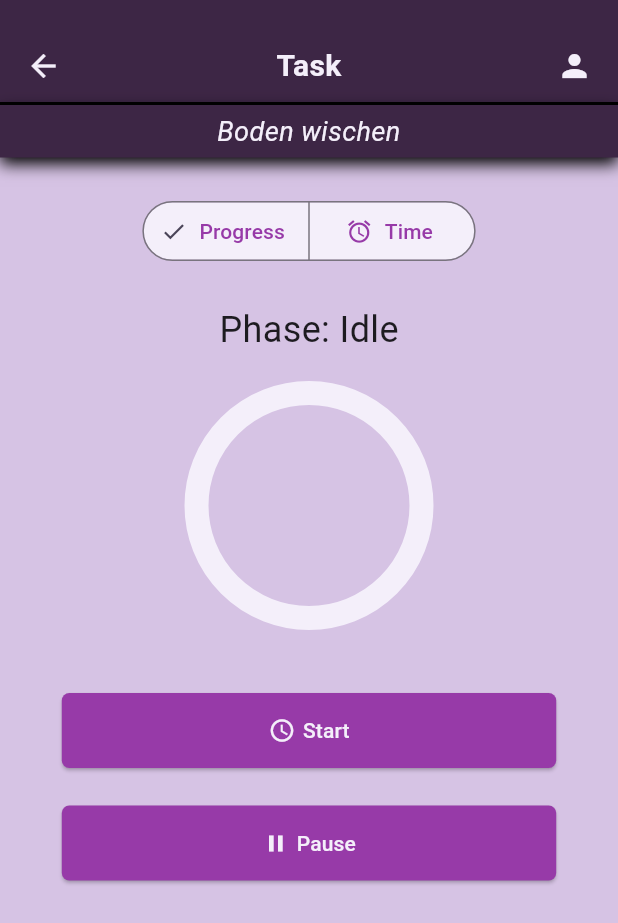
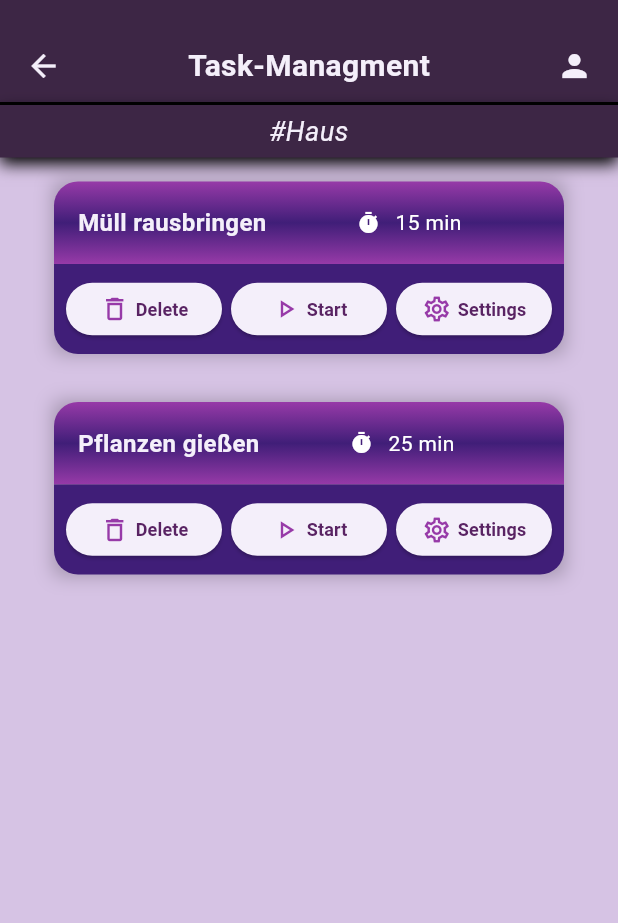
Before and after one commit to JohnnyAppAkademie/ToDoPomodoro, a Flutter app: the screen it shows after launch, on a phone screen of 412 x 824 dp. Shown: the top 923 px of the screen. Run offline on Flutter 3.47's test engine with Material 3 defaults, Android fonts, the phone set to English and light mode, and no system bars.

Commit message:
* TaskCard - Widget wurde hinzugefügt. * Pomodoro - Kommentare wurden angepasst * GenericWidgets wurde zu eine Klasse anstelle zu einem festen Widget um mehrere Widgets aufzubewahren * Task-Page Beispiel hinzugefügt

```diff
--- /dev/null
+++ b/lib/logic/tag.dart
@@ -0,0 +1,62 @@
+import 'package:todopomodoro/logic/task.dart';
+
+/// Klasse:
+/// <br>__TagTask__
+/// <br> Eine Klasse für den Aufbau eines Tag's
+/// <br> (__Tag => Gruppierung von Tasks__)
+class TagTask {
+  // Attribute  //
+
+  /*  Tag-Name  */
+  String name = "";
+
+  /*  Task-Liste  */
+  List<Task> taskList = [];
+
+  ///  Konstruktor:
+  /// <br>__PomodoroTimer__
+  /// <br> Der Konstruktor bearbeitet eine Tag vor <br>
+  /// <br>__Benötigt:__
+  /// * Name des Tags (__[String : name]__)
+  /// * Liste aller Tasks (__[List<Task> : taskList]__)
+  TagTask(String tag, List<Task> tList) {
+    name = "#$tag";
+    taskList = tList;
+  }
+
+  /*  Set */
+  set setName(String newName) => name = "#$newName";
+  set setTaskList(List<Task> newTaskList) => taskList = newTaskList;
+  /*  Get  */
+  get getName => name;
+  get getTaskList => taskList;
+
+  // Methoden //
+
+  ///  Funktion:
+  /// <br>__addTask__
+  /// <br>Fügt eine Task zur Liste hinzu.
+  /// <br>__Requires:__
+  /// * Benötigt die Task, die angehängt werden soll __[Task : task]__
+  void addTask(Task task) {
+    taskList.add(task);
+  }
+
+  ///  Funktion:
+  /// <br>__getTask__
+  /// <br>Hole eine Task aus der Liste raus.
+  /// <br>__Requires:__
+  /// * Die Taskposition in der Liste (__[int : position]__)
+  Task getTask(int position) {
+    return taskList[position];
+  }
+
+  ///  Funktion:
+  /// <br>__deleteTask__
+  /// <br>Löscht eine Task bei einer spezifischen Position
+  /// <br>__Requires:__
+  /// * Die Taskposition in der Liste (__[int : position]__)
+  void deleteTask(int position) {
+    taskList.removeAt(position);
+  }
+}
--- /dev/null
+++ b/lib/logic/task.dart
@@ -0,0 +1,27 @@
+/// Klasse:
+/// <br>__Task__
+/// <br> Eine Klasse für die Aufbau einer Task
+/// (__Task => Ein ToDo-Aufgabe__)
+class Task {
+  //  Attributes  //
+
+  /*  Task-Name */
+  String name;
+
+  // Task-Dauer //
+  Duration duration;
+
+  ///  Konstruktor:
+  /// <br>__Task__
+  /// <br>Requires:
+  /// * Der Name des Tasks (__[String : name]__)
+  /// * Die Dauer des Tasks (__[Duration : duration]__)
+  Task({required this.name, required this.duration});
+
+  /*  Set */
+  set setName(String newName) => name = newName;
+  set setDuration(Duration newDuration) => duration = newDuration;
+  /*  Get  */
+  get getName => name;
+  get getDuration => duration;
+}
--- a/lib/main.dart
+++ b/lib/main.dart
@@ -2,9 +2,16 @@
 import 'package:flutter/material.dart';
 /*  General - Design  */
 import 'package:todopomodoro/style.dart';
-/*  Pomodoro - Logik and Design */
+/*  Pomodoro - Logik und Design */
+/*
 import 'package:todopomodoro/Widgets/pomodoro_timer.dart';
 import 'package:todopomodoro/logic/pomodoro_timer.dart';
+*/
+/*  Task  - Logik und Design */
+
+import 'package:todopomodoro/Widgets/task_card.dart';
+
+import 'package:todopomodoro/logic/task.dart';
 /* Generic Widgets - Import */
 import 'package:todopomodoro/widgets/generic_widgets.dart';
 
@@ -17,6 +24,19 @@ class MainApp extends StatelessWidget {
 
   @override
   Widget build(BuildContext context) {
+    /* Tag / Task Vorbereitung */
+
+    Task task1 = Task(
+      name: "Müll rausbringen",
+      duration: Duration(minutes: 15),
+    );
+
+    Task task2 = Task(name: "Pflanzen gießen", duration: Duration(minutes: 25));
+
+    TagTask tag = TagTask("Haus", [task1]);
+    tag.addTask(task2);
+    /* Vorbereitung (Ende) */
+
     return MaterialApp(
       debugShowCheckedModeBanner: false,
       home: Scaffold(
@@ -24,12 +44,9 @@ class MainApp extends StatelessWidget {
         body: Center(
           child: Column(
             children: [
-              GenericWidgets.appHeader(context, "Task", "Boden wischen"),
-              SizedBox(height: 25),
-              PomodoroWidget(
-                taskDuration: Duration(minutes: 45),
-                mode: TimeUnitMode.minutes,
-              ),
+              GenericWidgets.appHeader(context, "Task-Managment", "#Haus"),
+              TaskCard(t: task1),
+              TaskCard(t: task2),
             ],
           ),
         ),
--- a/lib/style.dart
+++ b/lib/style.dart
@@ -8,9 +8,11 @@ class AppColours {
   static const Color label = Color.fromRGBO(61, 38, 69, 1);
   static const Color primary = Color.fromRGBO(97, 19, 95, 1);
   static const Color primaryDark = Color.fromRGBO(64, 30, 120, 1);
+  static const Color primaryLight = Color.fromRGBO(151, 58, 168, 1);
 
   /*  Text-Colour */
   static const Color lightText = Color.fromRGBO(244, 239, 250, 1);
+  static const Color darkPressed = Color.fromRGBO(89, 35, 99, 1);
 
   /*  Button-States includes Symbols  */
   static const Color buttonUnpressed = Color.fromRGBO(244, 239, 250, 1);
@@ -30,4 +32,16 @@ class AppTextStyles {
     fontSize: 18,
     fontStyle: FontStyle.italic,
   );
+
+  static const TextStyle normalText = TextStyle(
+    color: AppColours.lightText,
+    fontWeight: FontWeight.bold,
+    fontSize: 16,
+  );
+
+  static const TextStyle iconText = TextStyle(
+    color: AppColours.darkPressed,
+    fontWeight: FontWeight.bold,
+    fontSize: 12,
+  );
 }
--- /dev/null
+++ b/lib/widgets/task_card.dart
@@ -0,0 +1,135 @@
+/*  Basic Import  */
+import 'package:flutter/material.dart';
+/*  Task - Logik  */
+import 'package:todopomodoro/logic/task.dart';
+/*  General - Design  */
+import 'package:todopomodoro/style.dart';
+
+/* UI - Class */
+class TaskCard extends StatelessWidget {
+  const TaskCard({super.key, required this.t});
+  final Task t;
+
+  @override
+  Widget build(BuildContext context) {
+    return taskCard(t);
+  }
+
+  //  ----------------  Widgets  ---------------- //
+
+  ///Widget
+  ///<br> __TaskCard__
+  ///<br> Baut eine Task-Card samt Optionen auf
+  ///<br> __Benötigt__:
+  ///* Die Aufgabe die abgebildet werden soll __[Task : t]__
+  Widget taskCard(Task t) {
+    return Padding(
+      padding: const EdgeInsets.symmetric(horizontal: 20),
+      child: Container(
+        margin: const EdgeInsets.all(16),
+        decoration: BoxDecoration(
+          boxShadow: [BoxShadow(color: Colors.black26, blurRadius: 10)],
+        ),
+        child: Column(
+          mainAxisSize: MainAxisSize.min,
+          children: [cardTopTheme(t), cardBottomTheme()],
+        ),
+      ),
+    );
+  }
+
+  ///Widget
+  ///<br> __cardTopTheme__
+  ///<br> Baut den oberen Teil der Task-Card auf
+  ///<br> __Benötigt__:
+  ///* Die Aufgabe die ausgelesen werden soll __[Task : t]__
+  Widget cardTopTheme(Task t) {
+    return Container(
+      padding: const EdgeInsets.all(16),
+      width: double.infinity,
+      decoration: const BoxDecoration(
+        gradient: LinearGradient(
+          begin: Alignment.topCenter,
+          end: Alignment.bottomCenter,
+          colors: [
+            AppColours.primaryLight,
+            AppColours.primaryDark,
+            AppColours.primaryLight,
+          ],
+        ),
+        borderRadius: BorderRadius.vertical(top: Radius.circular(16)),
+      ),
+      child: Row(
+        children: [
+          Row(
+            crossAxisAlignment: CrossAxisAlignment.center,
+            children: [
+              Text(t.name, style: AppTextStyles.normalText),
+              Row(
+                children: [
+                  SizedBox(width: 60),
+                  Icon(Icons.timer, color: Colors.white, size: 16),
+                  SizedBox(width: 10),
+                  Text(
+                    '${t.duration.inMinutes.toString()} min',
+                    style: TextStyle(color: Colors.white),
+                  ),
+                ],
+              ),
+            ],
+          ),
+        ],
+      ),
+    );
+  }
+
+  ///Widget
+  ///<br> __cardBottomTheme__
+  ///<br> Baut die untere Hälfte der Task-Card auf
+  Widget cardBottomTheme() {
+    return Container(
+      padding: const EdgeInsets.symmetric(vertical: 8, horizontal: 8),
+      width: double.infinity,
+      height: 60,
+      decoration: BoxDecoration(
+        color: AppColours.primaryDark,
+        borderRadius: const BorderRadius.vertical(bottom: Radius.circular(16)),
+      ),
+      child: Row(
+        children: [
+          Expanded(child: cardButton(Icons.delete_outline_outlined, "Delete")),
+          const SizedBox(width: 6),
+          Expanded(child: cardButton(Icons.play_arrow_outlined, "Start")),
+          const SizedBox(width: 6),
+          Expanded(child: cardButton(Icons.settings_outlined, "Settings")),
+        ],
+      ),
+    );
+  }
+
+  ///Widget
+  ///<br> __cardButton__
+  ///<br> Stellt die Buttons für die Bottom Card her
+  ///<br> __Benötigt__:
+  ///* Das Icon für den Button __[IconData : iconData]__
+  ///* Der Text für den Button __[Text : label]__
+  Widget cardButton(IconData iconData, String label) {
+    return ElevatedButton(
+      style: ElevatedButton.styleFrom(
+        padding: EdgeInsets.zero,
+        minimumSize: const Size(0, 35),
+        backgroundColor: AppColours.buttonUnpressed,
+      ),
+      onPressed: () {},
+      child: Row(
+        mainAxisAlignment: MainAxisAlignment.center,
+        crossAxisAlignment: CrossAxisAlignment.center,
+        children: [
+          Icon(iconData, size: 20, color: AppColours.buttonPressed),
+          SizedBox(width: 4),
+          Text(label, style: AppTextStyles.iconText),
+        ],
+      ),
+    );
+  }
+}
```
Also changed, not shown: lib/pages/task_page.dart (added, +36 -0 lines), lib/task.dart (deleted, +0 -250 lines), lib/widgets/generic_widgets.dart (+1 -9 lines), lib/widgets/pomodoro_timer.dart (+10 -5 lines), lib/pages/tag.dart (added).
